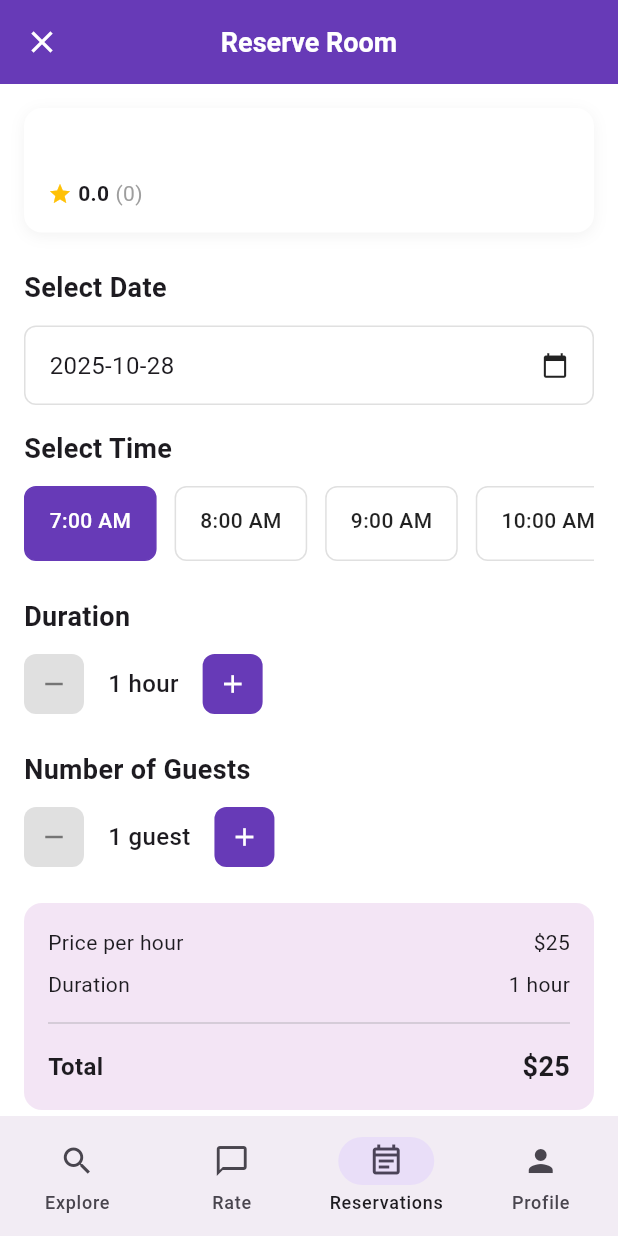
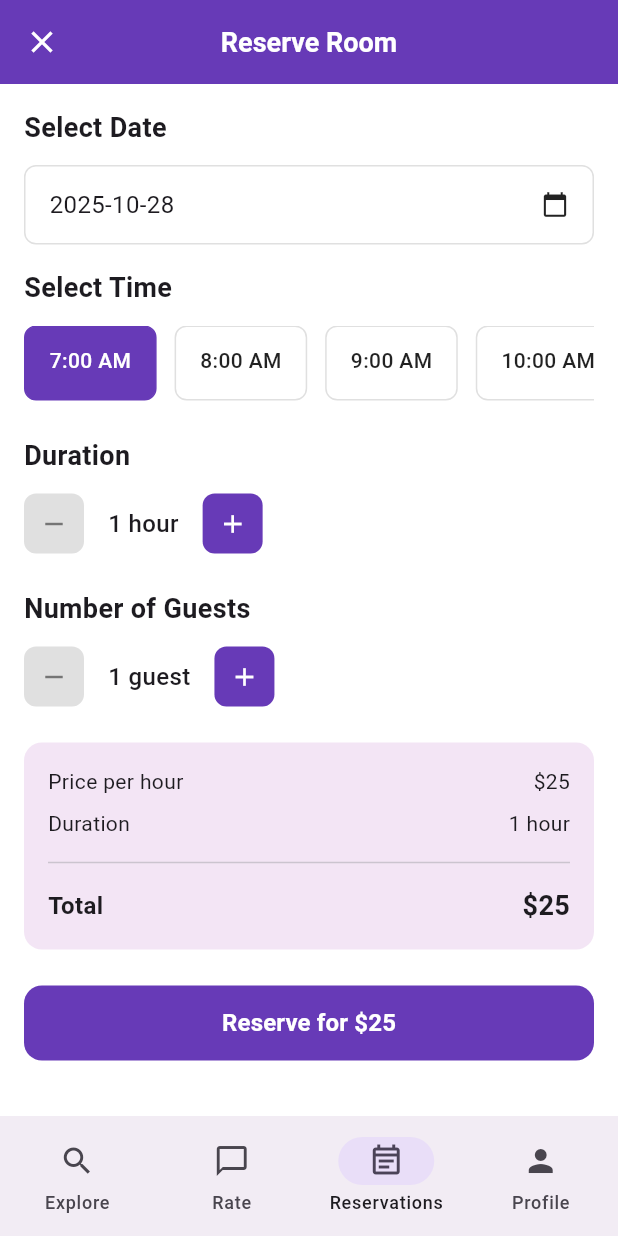
Before and after one commit to breakPoint-moviles-G35/breakPoint_Flutter, a Flutter app: the ReservationScreen screen opened by its route, on a phone screen of 412 x 824 dp. Run offline on Flutter 3.47's test engine with Material 3 defaults, Android fonts, the phone set to English and light mode, and no system bars; our stand-ins replace dio, geolocator, google_maps_flutter, permission_handler, shared_preferences; accounts and stored records are empty.

Commit message:
feat(booking): eliminar card inicial de Reserve; conectar ReservationsScreen a GET /booking; mostrar mensaje si el horario ya está reservado

```diff
--- a/lib/presentation/reservations/reservation_screen.dart
+++ b/lib/presentation/reservations/reservation_screen.dart
@@ -87,12 +87,7 @@ class _ReservationContent extends StatelessWidget {
       child: Column(
         crossAxisAlignment: CrossAxisAlignment.start,
         children: [
-          _SpaceInfoCard(
-            address: '',
-            rating: 0,
-            reviewCount: 0,
-          ),
-          const SizedBox(height: 24),
+          // Se removió la tarjeta de información del espacio
           _DateSelectionSection(),
           const SizedBox(height: 16),
           _TimeSelectionSection(),
@@ -123,63 +118,6 @@ class _ReservationContent extends StatelessWidget {
             ),
           _ReserveButton(),
           const SizedBox(height: 24),
-        ],
-      ),
-    );
-  }
-}
-
-//  INFO DEL ESPACIO
-class _SpaceInfoCard extends StatelessWidget {
-  final String address;
-  final double rating;
-  final int reviewCount;
-
-  const _SpaceInfoCard({
-    required this.address,
-    required this.rating,
-    required this.reviewCount,
-  });
-
-  @override
-  Widget build(BuildContext context) {
-    return Container(
-      width: double.infinity,
-      padding: const EdgeInsets.all(16),
-      decoration: BoxDecoration(
-        color: Colors.white,
-        borderRadius: BorderRadius.circular(12),
-        boxShadow: [
-          BoxShadow(
-            color: Colors.black.withOpacity(0.05),
-            blurRadius: 8,
-            offset: const Offset(0, 2),
-          ),
-        ],
-      ),
-      child: Column(
-        crossAxisAlignment: CrossAxisAlignment.start,
-        children: [
-          Text(
-            address,
-            style: const TextStyle(fontSize: 16, fontWeight: FontWeight.w500),
-          ),
-          const SizedBox(height: 8),
-          Row(
-            children: [
-              const Icon(Icons.star, color: Colors.amber, size: 16),
-              const SizedBox(width: 4),
-              Text(
-                rating.toStringAsFixed(1),
-                style: const TextStyle(fontWeight: FontWeight.w600),
-              ),
-              const SizedBox(width: 4),
-              Text(
-                '($reviewCount)',
-                style: const TextStyle(color: Colors.grey, fontSize: 14),
-              ),
-            ],
-          ),
         ],
       ),
     );
--- a/lib/presentation/reservations/viewmodel/reservation_viewmodel.dart
+++ b/lib/presentation/reservations/viewmodel/reservation_viewmodel.dart
@@ -122,7 +122,12 @@ class ReservationViewModel extends ChangeNotifier {
       // TODO: podríamos cachear/emitir evento para listado.
       return reservation;
     } catch (e) {
-      errorMessage = 'Error al crear la reserva: $e';
+      final msg = e.toString();
+      if (msg.toLowerCase().contains('not available') || msg.toLowerCase().contains('overlap')) {
+        errorMessage = 'El horario seleccionado ya está reservado. Prueba otra hora.';
+      } else {
+        errorMessage = 'Error al crear la reserva: $e';
+      }
       return null;
     } finally {
       isLoading = false;
```
Also changed, not shown: 1 other file.
